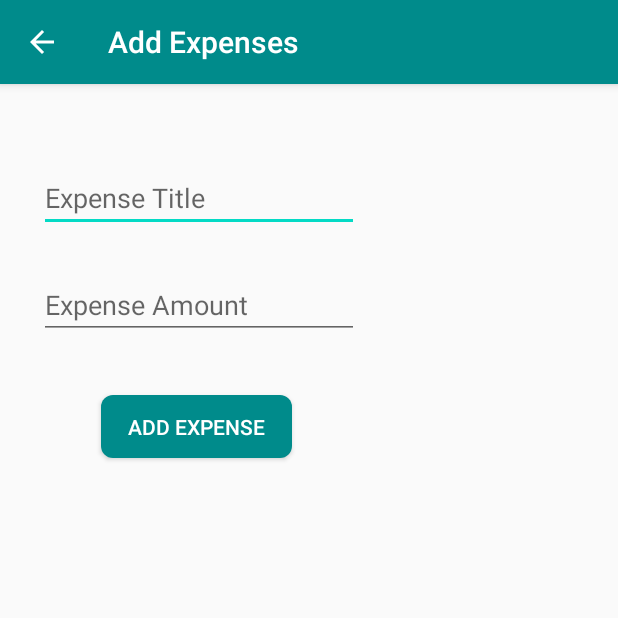
After one commit to abhinaykacham/ExpenseTracker, an Android app: the AddExpenseActivity screen opened directly, with no data from a screen before it, on a phone screen of 412 x 824 dp, the top half of it. The commit adds this screen. Run offline under Robolectric (Android 15) with nearby library versions, the phone set to English and light mode, and no system bars.

Commit message:
Added Add Expense Activity

```diff
--- a/app/src/main/AndroidManifest.xml
+++ b/app/src/main/AndroidManifest.xml
@@ -9,10 +9,11 @@
         android:roundIcon="@mipmap/ic_launcher_round"
         android:supportsRtl="true"
         android:theme="@style/AppTheme">
+        <activity android:name=".ui.settings.AddExpenseActivity"></activity>
         <activity
             android:name=".HomeScreenActivity"
             android:label="@string/title_activity_home_screen"
-            android:theme="@style/AppTheme.NoActionBar"></activity>
+            android:theme="@style/AppTheme.NoActionBar" />
         <activity android:name=".SignUpActivity" />
         <activity android:name=".LoginActivity" />
         <activity
--- a/app/src/main/java/com/expensetracker/ui/reporting/ReportingFragment.java
+++ b/app/src/main/java/com/expensetracker/ui/reporting/ReportingFragment.java
@@ -24,8 +24,8 @@ public class ReportingFragment extends Fragment {
                              ViewGroup container, Bundle savedInstanceState) {
         mReportingViewModel =
                 ViewModelProviders.of(this).get(ReportingViewModel.class);
-        View root = inflater.inflate(R.layout.fragment_home, container, false);
-        final TextView textView = root.findViewById(R.id.text_home);
+        View root = inflater.inflate(R.layout.fragment_reporting, container, false);
+        final TextView textView = root.findViewById(R.id.text_reporting);
         mReportingViewModel.getText().observe(getViewLifecycleOwner(), new Observer<String>() {
             @Override
             public void onChanged(@Nullable String s) {
--- /dev/null
+++ b/app/src/main/java/com/expensetracker/ui/settings/AddExpenseActivity.java
@@ -0,0 +1,49 @@
+package com.expensetracker.ui.settings;
+
+import androidx.appcompat.app.AppCompatActivity;
+
+import android.content.SharedPreferences;
+import android.os.Bundle;
+import android.view.View;
+import android.widget.Button;
+import android.widget.EditText;
+
+import com.expensetracker.DBHelper;
+import com.expensetracker.R;
+
+public class AddExpenseActivity extends AppCompatActivity {
+
+    private SharedPreferences prefs;
+    private DBHelper mDBHelper;
+    private EditText mExpenseName, mExpenseAmount;
+    private Button mBtnAddExpense;
+    String username;
+
+    @Override
+    protected void onCreate(Bundle savedInstanceState) {
+        super.onCreate(savedInstanceState);
+        setContentView(R.layout.activity_add_expense);
+        getSupportActionBar().setDisplayHomeAsUpEnabled(true);
+        getSupportActionBar().setTitle(R.string.add_expenses);
+
+        mDBHelper = new DBHelper(this);
+        prefs = getSharedPreferences("expensetracker", MODE_PRIVATE);
+        username = prefs.getString("username", "");
+        mBtnAddExpense = findViewById(R.id.button_addexpense);
+        mExpenseName = findViewById(R.id.text_expensetitle);
+        mExpenseAmount = findViewById(R.id.text_expenseamount);
+        mBtnAddExpense.setOnClickListener(new View.OnClickListener() {
+            @Override
+            public void onClick(View v) {
+                //add entry in db
+            }
+        });
+
+    }
+
+    @Override
+    public boolean onSupportNavigateUp() {
+        onBackPressed();
+        return true;
+    }
+}
--- a/app/src/main/java/com/expensetracker/ui/settings/SettingsFragment.java
+++ b/app/src/main/java/com/expensetracker/ui/settings/SettingsFragment.java
@@ -2,6 +2,7 @@
 
 package com.expensetracker.ui.settings;
 
+import android.content.Intent;
 import android.content.SharedPreferences;
 import android.os.Bundle;
 import android.view.LayoutInflater;
@@ -71,6 +72,12 @@ public class SettingsFragment extends Fragment {
             }
         });
 
+        addSavedExpenseButton.setOnClickListener(new View.OnClickListener() {
+            public void onClick(View v) {
+                startActivity(new Intent(getActivity(), AddExpenseActivity.class));
+            }
+        });
+
         return root;
     }
 }
--- a/app/src/main/res/drawable/ic_menu_camera.xml
+++ /dev/null
@@ -1,12 +0,0 @@
-<vector xmlns:android="http://schemas.android.com/apk/res/android"
-    android:width="24dp"
-    android:height="24dp"
-    android:viewportWidth="24.0"
-    android:viewportHeight="24.0">
-    <path
-        android:fillColor="#FF000000"
-        android:pathData="M12,12m-3.2,0a3.2,3.2 0,1 1,6.4 0a3.2,3.2 0,1 1,-6.4 0" />
-    <path
-        android:fillColor="#FF000000"
-        android:pathData="M9,2L7.17,4H4c-1.1,0 -2,0.9 -2,2v12c0,1.1 0.9,2 2,2h16c1.1,0 2,-0.9 2,-2V6c0,-1.1 -0.9,-2 -2,-2h-3.17L15,2H9zm3,15c-2.76,0 -5,-2.24 -5,-5s2.24,-5 5,-5 5,2.24 5,5 -2.24,5 -5,5z" />
-</vector>
--- /dev/null
+++ b/app/src/main/res/layout/activity_add_expense.xml
@@ -0,0 +1,46 @@
+<?xml version="1.0" encoding="utf-8"?>
+<androidx.constraintlayout.widget.ConstraintLayout xmlns:android="http://schemas.android.com/apk/res/android"
+    xmlns:app="http://schemas.android.com/apk/res-auto"
+    xmlns:tools="http://schemas.android.com/tools"
+    android:layout_width="match_parent"
+    android:layout_height="match_parent"
+    tools:context=".ui.settings.AddExpenseActivity">
+
+    <EditText
+        android:id="@+id/text_expensetitle"
+        android:layout_width="wrap_content"
+        android:layout_height="wrap_content"
+        android:layout_marginStart="26dp"
+        android:layout_marginTop="53dp"
+        android:ems="10"
+        android:hint="@string/saved_expense_title"
+        android:inputType="textPersonName"
+        app:layout_constraintStart_toStartOf="parent"
+        app:layout_constraintTop_toTopOf="parent" />
+
+    <EditText
+        android:id="@+id/text_expenseamount"
+        android:layout_width="wrap_content"
+        android:layout_height="wrap_content"
+        android:layout_marginStart="26dp"
+        android:layout_marginTop="26dp"
+        android:ems="10"
+        android:hint="@string/saved_expense_amount"
+        android:inputType="numberDecimal"
+        app:layout_constraintStart_toStartOf="parent"
+        app:layout_constraintTop_toBottomOf="@+id/text_expensetitle" />
+
+
+    <Button
+        android:id="@+id/button_addexpense"
+        android:layout_width="127dp"
+        android:layout_height="42dp"
+        android:layout_marginStart="67dp"
+        android:layout_marginTop="37dp"
+        android:background="@drawable/roundedbutton"
+        android:text="@string/add_expense"
+        android:textColor="@color/textTitle"
+        app:layout_constraintStart_toStartOf="parent"
+        app:layout_constraintTop_toBottomOf="@+id/text_expenseamount" />
+
+</androidx.constraintlayout.widget.ConstraintLayout>
--- a/app/src/main/res/values/strings.xml
+++ b/app/src/main/res/values/strings.xml
@@ -34,6 +34,10 @@
     <string name="nav_header_subtitle">ExpenseTracker@gmail.com</string>
     <string name="nav_header_desc">Expense Tracker</string>
     <string name="action_settings">Settings</string>
+    <string name="add_expenses">Add Expenses</string>
+    <string name="add_expense">Add Expense</string>
+    <string name="saved_expense_title">Expense Title</string>
+    <string name="saved_expense_amount">Expense Amount</string>
 
     <string name="menu_home">Home</string>
     <string name="menu_settings">Settings</string>
```
